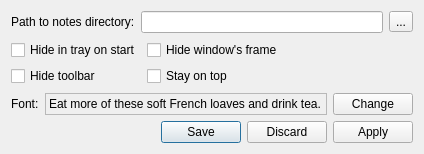
First picture: the form in configdialog.ui, repository proton/zNotes, before the edit.
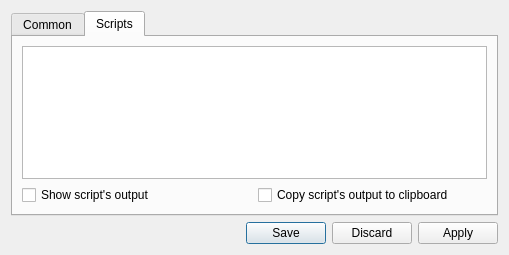
Second picture: the form after the edit. Icons and pictures are not drawn.

Commit message: Changed scripts structue 0.3.0b2

```diff
--- a/configdialog.ui
+++ b/configdialog.ui
@@ -6,8 +6,8 @@
    <rect>
     <x>0</x>
     <y>0</y>
-    <width>424</width>
-    <height>154</height>
+    <width>509</width>
+    <height>255</height>
    </rect>
   </property>
   <property name="windowTitle">
@@ -19,6 +19,16 @@
   </property>
   <layout class="QVBoxLayout" name="verticalLayout">
    <item>
+    <widget class="QTabWidget" name="tabWidget">
+     <property name="currentIndex">
+      <number>1</number>
+     </property>
+     <widget class="QWidget" name="tab">
+      <attribute name="title">
+       <string>Common</string>
+      </attribute>
+      <layout class="QVBoxLayout" name="verticalLayout_2">
+       <item>
     <layout class="QHBoxLayout" name="horizontalLayout">
      <item>
       <widget class="QLabel" name="label">
@@ -98,6 +108,12 @@
      </item>
      <item>
       <widget class="QLabel" name="lb_FontExample">
+           <property name="sizePolicy">
+            <sizepolicy hsizetype="Preferred" vsizetype="Fixed">
+             <horstretch>0</horstretch>
+             <verstretch>0</verstretch>
+            </sizepolicy>
+           </property>
        <property name="frameShape">
         <enum>QFrame::StyledPanel</enum>
        </property>
@@ -120,6 +136,38 @@
       </widget>
      </item>
     </layout>
+       </item>
+      </layout>
+     </widget>
+     <widget class="QWidget" name="tab_2">
+      <attribute name="title">
+       <string>Scripts</string>
+      </attribute>
+      <layout class="QVBoxLayout" name="verticalLayout_3">
+       <item>
+        <widget class="QTableView" name="tabScripts"/>
+       </item>
+       <item>
+        <layout class="QHBoxLayout" name="horizontalLayout_3">
+         <item>
+          <widget class="QCheckBox" name="cb_ScriptShowOutput">
+           <property name="text">
+            <string>Show script's output</string>
+           </property>
+          </widget>
+         </item>
+         <item>
+          <widget class="QCheckBox" name="cb_ScriptCopyOutput">
+           <property name="text">
+            <string>Copy script's output to clipboard</string>
+           </property>
+          </widget>
+         </item>
+        </layout>
+       </item>
+      </layout>
+     </widget>
+    </widget>
    </item>
    <item>
     <widget class="QDialogButtonBox" name="buttonBox">
```
Lines whose indentation alone changed are shown as unchanged. The commit also changes 8 other files.
